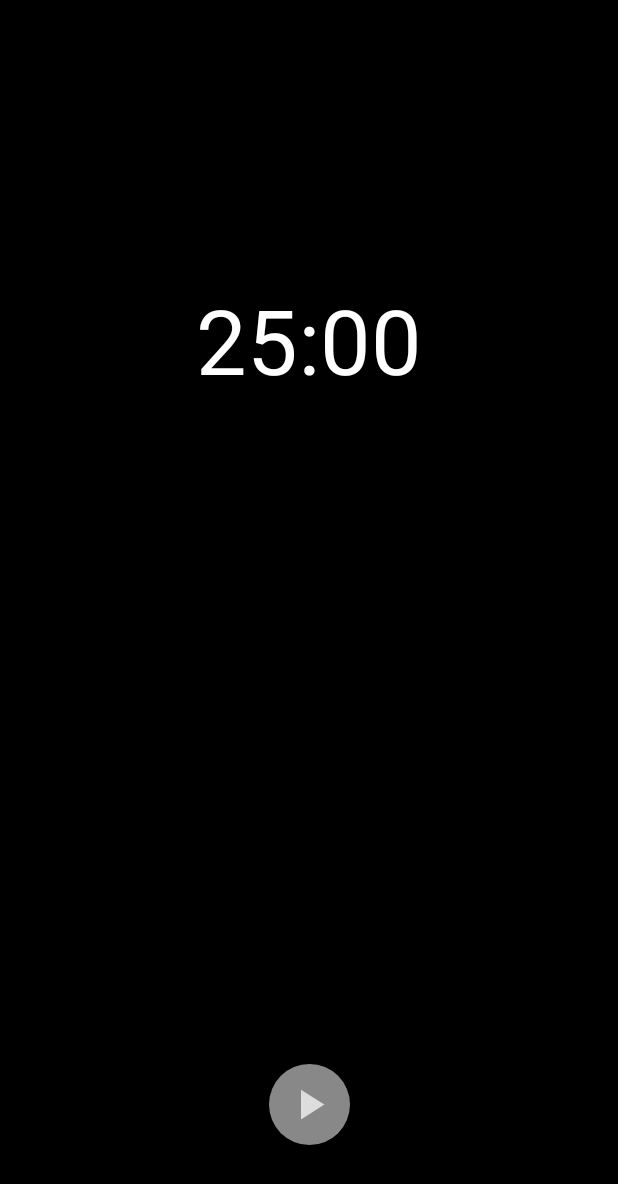
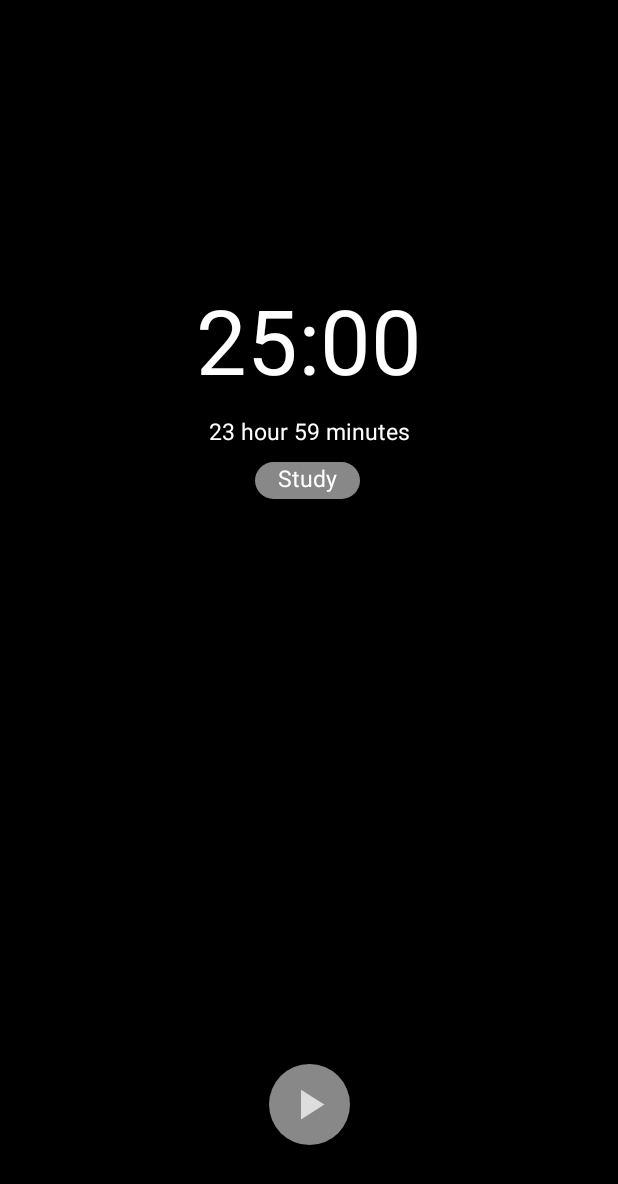
Before and after one commit to KhussanAminzhanov/PomodoroTimer, an Android app: the screen it shows after launch (MainActivity), after a tap on an icon or button, on a phone screen of 412 x 824 dp. Shown: the top 1184 px of the screen. Run offline under Robolectric (Android 15) with nearby library versions, the phone set to English and light mode, and no system bars; our stand-ins replace data binding; 1 other tap on this screen came first.

Commit message:
add Label TextView to activity_main.xml layout

```diff
--- a/app/src/main/java/com/whitedot/pomodoro_timer/MainActivity.kt
+++ b/app/src/main/java/com/whitedot/pomodoro_timer/MainActivity.kt
@@ -28,7 +28,7 @@ class MainActivity : AppCompatActivity() {
 
         model.timerIsRunning.observe(this, { isRunning ->
             when (isRunning) {
-                TimerState.STARTED -> {
+                TimerState.RUNNING -> {
                     binding.startPauseImageButton.apply {
                         setImageResource(R.drawable.ic_pause)
                         contentDescription = getString(R.string.pause_button)
--- a/app/src/main/java/com/whitedot/pomodoro_timer/MainViewModel.kt
+++ b/app/src/main/java/com/whitedot/pomodoro_timer/MainViewModel.kt
@@ -12,7 +12,7 @@ const val ONE_SESSION_TIME: Long = 25 * 60 * 1000
 const val ONE_BREAK_TIME: Long = 5 * 60 * 1000
 
 enum class TimerState {
-    STARTED, PAUSED, STOPPED
+    RUNNING, PAUSED, STOPPED
 }
 
 class MainViewModel(application: Application) : AndroidViewModel(application) {
@@ -33,7 +33,7 @@ class MainViewModel(application: Application) : AndroidViewModel(application) {
     private var isBreak = false
 
     fun startOrPauseTimer() {
-        if (_timerIsRunning.value!! == TimerState.STARTED) {
+        if (_timerIsRunning.value!! == TimerState.RUNNING) {
             pauseTimer()
         } else {
             startTimer()
@@ -41,8 +41,9 @@ class MainViewModel(application: Application) : AndroidViewModel(application) {
     }
 
     private fun startTimer() {
-        _timerIsRunning.value = TimerState.STARTED
+        _timerIsRunning.value = TimerState.RUNNING
         countDownTimer = object : CountDownTimer(_timeLeftInMilliseconds.value!!, COUNTDOWN_INTERVAL) {
+
             override fun onTick(millisUntilFinished: Long) {
                 _timeLeftInMilliseconds.value = millisUntilFinished
             }
@@ -65,7 +66,7 @@ class MainViewModel(application: Application) : AndroidViewModel(application) {
     }
 
     fun stopTimer() {
-        if (_timerIsRunning.value!! != TimerState.STOPPED) {
+        if (_timerIsRunning.value != TimerState.STOPPED) {
             countDownTimer.cancel()
             _timerIsRunning.value = TimerState.STOPPED
             _timeLeftInMilliseconds.value = ONE_SESSION_TIME
@@ -73,12 +74,9 @@ class MainViewModel(application: Application) : AndroidViewModel(application) {
     }
 
     fun changeTimerIntervalLength() {
-        if (isBreak) {
-            _timeLeftInMilliseconds.value = ONE_SESSION_TIME
-        } else {
-            _timeLeftInMilliseconds.value = ONE_BREAK_TIME
+        if (_timerIsRunning.value == TimerState.STOPPED) {
+            _timeLeftInMilliseconds.value = if (isBreak) ONE_SESSION_TIME else ONE_BREAK_TIME
+            isBreak = !isBreak
         }
-        isBreak = !isBreak
-
     }
 }
--- /dev/null
+++ b/app/src/main/res/drawable/text_view_square_rounded_corner.xml
@@ -0,0 +1,6 @@
+<?xml version="1.0" encoding="utf-8"?>
+<shape xmlns:android="http://schemas.android.com/apk/res/android"
+    android:shape="rectangle">
+    <solid android:color="#888888" />
+    <corners android:radius="50dp" />
+</shape>
--- a/app/src/main/res/layout/activity_main.xml
+++ b/app/src/main/res/layout/activity_main.xml
@@ -30,7 +30,36 @@
             app:layout_constraintRight_toRightOf="parent"
             app:layout_constraintTop_toTopOf="parent"
             app:layout_constraintVertical_bias="0.25"
-            tools:text="10:00" />
+            tools:text="25:00" />
+
+        <TextView
+            android:id="@+id/total_sessions_counter_text_view"
+            android:layout_width="wrap_content"
+            android:layout_height="wrap_content"
+            android:layout_marginTop="10dp"
+            android:text="23 hour 59 minutes"
+            android:textColor="@color/white"
+            android:textSize="15sp"
+            app:layout_constraintEnd_toEndOf="@+id/timer_text_view"
+            app:layout_constraintStart_toStartOf="@+id/timer_text_view"
+            app:layout_constraintTop_toBottomOf="@+id/timer_text_view" />
+
+        <TextView
+            android:id="@+id/timer_label_text_view"
+            android:layout_width="wrap_content"
+            android:layout_height="wrap_content"
+            android:layout_marginTop="10dp"
+            android:paddingStart="15dp"
+            android:paddingEnd="15dp"
+            android:paddingBottom="3dp"
+            android:background="@drawable/text_view_square_rounded_corner"
+            android:text="Study"
+            android:textColor="@color/white"
+            android:textSize="15sp"
+            app:layout_constraintEnd_toEndOf="@+id/timer_text_view"
+            app:layout_constraintHorizontal_bias="0.489"
+            app:layout_constraintStart_toStartOf="@+id/timer_text_view"
+            app:layout_constraintTop_toBottomOf="@+id/total_sessions_counter_text_view" />
 
         <ImageButton
             android:id="@+id/start_pause_image_button"
```
